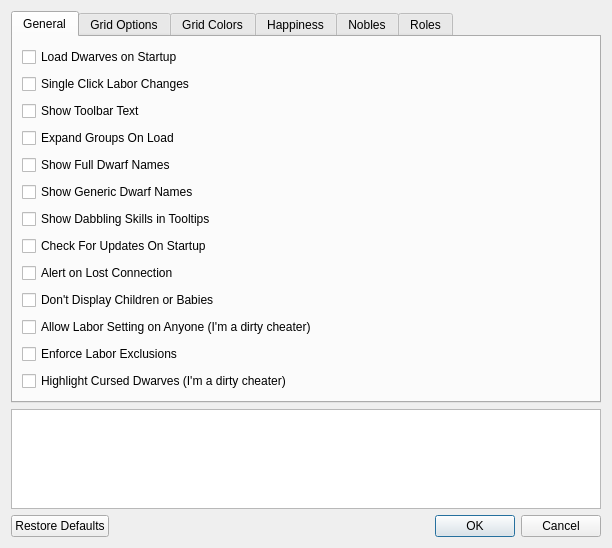
Old version of the form ui/optionsmenu.ui in the repository Dwarf-Therapist/Dwarf-Therapist.
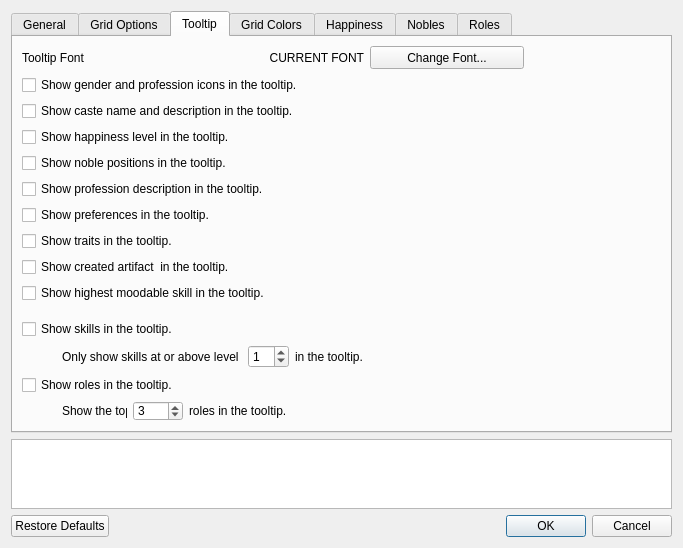
New version of the form. Icons and pictures are not drawn.

Commit message: Interface Changes - the grid now adheres to the cell size/padding set in the options properly - increased the line thickness of the dirty border so it's more visible - updated the group by dropdown to show all items rather than only 10 - added options for global font and global tooltip font

The edit to the form file:
```diff
--- a/ui/optionsmenu.ui
+++ b/ui/optionsmenu.ui
@@ -9,8 +9,8 @@
    <rect>
     <x>0</x>
     <y>0</y>
-    <width>612</width>
-    <height>548</height>
+    <width>683</width>
+    <height>546</height>
    </rect>
   </property>
   <property name="windowTitle">
@@ -20,7 +20,7 @@
    <iconset resource="../images.qrc">
     <normaloff>:/img/color_wheel.png</normaloff>:/img/color_wheel.png</iconset>
   </property>
-  <layout class="QVBoxLayout" name="vbox" stretch="0,0,1">
+  <layout class="QVBoxLayout" name="vbox" stretch="3,1,0">
    <item>
     <widget class="QTabWidget" name="tabWidget">
      <property name="enabled">
@@ -36,7 +36,7 @@
       <enum>QTabWidget::Rounded</enum>
      </property>
      <property name="currentIndex">
-      <number>0</number>
+      <number>2</number>
      </property>
      <property name="iconSize">
       <size>
@@ -146,19 +146,6 @@
          </property>
         </widget>
        </item>
-       <item>
-        <widget class="QCheckBox" name="cb_show_dabbling_in_tooltip">
-         <property name="statusTip">
-          <string>Uncheck this option to hide dabbling skills on dwarf tooltips. &lt;font color=red&gt;&lt;b&gt;Note: this change will not take effect until the next full read of dwarves occurrs!&lt;/font&gt;&lt;/b&gt;</string>
-         </property>
-         <property name="whatsThis">
-          <string>Uncheck this option to hide dabbling skills on dwarf tooltips. &lt;font color=red&gt;&lt;b&gt;Note: this change will not take effect until the next full read of dwarves occurrs!&lt;/font&gt;&lt;/b&gt;</string>
-         </property>
-         <property name="text">
-          <string>Show Dabbling Skills in Tooltips</string>
-         </property>
-        </widget>
-       </item>
        <item>
         <widget class="QCheckBox" name="cb_check_for_updates_on_startup">
          <property name="statusTip">
@@ -244,6 +231,19 @@
          </item>
         </layout>
        </item>
+       <item>
+        <spacer name="verticalSpacer_7">
+         <property name="orientation">
+          <enum>Qt::Vertical</enum>
+         </property>
+         <property name="sizeHint" stdset="0">
+          <size>
+           <width>20</width>
+           <height>40</height>
+          </size>
+         </property>
+        </spacer>
+       </item>
       </layout>
      </widget>
      <widget class="QWidget" name="tab_grid_options">
@@ -668,6 +668,465 @@
        </item>
       </layout>
      </widget>
+     <widget class="QWidget" name="tabTooltip">
+      <attribute name="icon">
+       <iconset resource="../images.qrc">
+        <normaloff>:/img/balloon-box.png</normaloff>:/img/balloon-box.png</iconset>
+      </attribute>
+      <attribute name="title">
+       <string>Tooltip</string>
+      </attribute>
+      <layout class="QVBoxLayout" name="verticalLayout_5">
+       <item>
+        <layout class="QVBoxLayout" name="verticalLayout_4">
+         <item>
+          <layout class="QHBoxLayout" name="horizontalLayout_11">
+           <item>
+            <widget class="QLabel" name="lbl_tooltip_font">
+             <property name="toolTip">
+              <string>Font for all tooltips.</string>
+             </property>
+             <property name="statusTip">
+              <string>Font for all tooltips.</string>
+             </property>
+             <property name="whatsThis">
+              <string>Font for all tooltips.</string>
+             </property>
+             <property name="text">
+              <string>Tooltip Font</string>
+             </property>
+            </widget>
+           </item>
+           <item>
+            <spacer name="horizontalSpacer_14">
+             <property name="orientation">
+              <enum>Qt::Horizontal</enum>
+             </property>
+             <property name="sizeHint" stdset="0">
+              <size>
+               <width>40</width>
+               <height>20</height>
+              </size>
+             </property>
+            </spacer>
+           </item>
+           <item>
+            <widget class="QLabel" name="lbl_current_tooltip">
+             <property name="sizePolicy">
+              <sizepolicy hsizetype="MinimumExpanding" vsizetype="Preferred">
+               <horstretch>0</horstretch>
+               <verstretch>0</verstretch>
+              </sizepolicy>
+             </property>
+             <property name="toolTip">
+              <string>Font for all tooltips.</string>
+             </property>
+             <property name="statusTip">
+              <string>Font for all tooltips.</string>
+             </property>
+             <property name="whatsThis">
+              <string>Font for all tooltips.</string>
+             </property>
+             <property name="text">
+              <string>CURRENT FONT</string>
+             </property>
+             <property name="alignment">
+              <set>Qt::AlignRight|Qt::AlignTrailing|Qt::AlignVCenter</set>
+             </property>
+            </widget>
+           </item>
+           <item>
+            <widget class="QPushButton" name="btn_change_tooltip_font">
+             <property name="minimumSize">
+              <size>
+               <width>154</width>
+               <height>23</height>
+              </size>
+             </property>
+             <property name="maximumSize">
+              <size>
+               <width>154</width>
+               <height>16777215</height>
+              </size>
+             </property>
+             <property name="toolTip">
+              <string>Font for all tooltips.</string>
+             </property>
+             <property name="statusTip">
+              <string>Font for all tooltips.</string>
+             </property>
+             <property name="whatsThis">
+              <string>Font for all tooltips.</string>
+             </property>
+             <property name="text">
+              <string>Change Font...</string>
+             </property>
+            </widget>
+           </item>
+           <item>
+            <spacer name="horizontalSpacer_15">
+             <property name="orientation">
+              <enum>Qt::Horizontal</enum>
+             </property>
+             <property name="sizeHint" stdset="0">
+              <size>
+               <width>40</width>
+               <height>20</height>
+              </size>
+             </property>
+            </spacer>
+           </item>
+          </layout>
+         </item>
+         <item>
+          <widget class="QCheckBox" name="chk_show_icons">
+           <property name="statusTip">
+            <string>When checked shows icons to either side of the name indication gender and profession.</string>
+           </property>
+           <property name="whatsThis">
+            <string>When checked shows icons to either side of the name indication gender and profession.</string>
+           </property>
+           <property name="text">
+            <string>Show gender and profession icons in the tooltip.</string>
+           </property>
+          </widget>
+         </item>
+         <item>
+          <widget class="QCheckBox" name="chk_show_caste">
+           <property name="statusTip">
+            <string>When checked shows the name of the caste and the caste's description. Especially useful with mods.</string>
+           </property>
+           <property name="whatsThis">
+            <string>When checked shows the name of the caste and the caste's description. Especially useful with mods.</string>
+           </property>
+           <property name="text">
+            <string>Show caste name and description in the tooltip.</string>
+           </property>
+          </widget>
+         </item>
+         <item>
+          <widget class="QCheckBox" name="chk_show_happiness">
+           <property name="statusTip">
+            <string>When checked shows the happiness description and raw level.</string>
+           </property>
+           <property name="whatsThis">
+            <string>When checked shows the happiness description and raw level.</string>
+           </property>
+           <property name="text">
+            <string>Show happiness level in the tooltip.</string>
+           </property>
+          </widget>
+         </item>
+         <item>
+          <widget class="QCheckBox" name="chk_show_noble">
+           <property name="statusTip">
+            <string>When checked lists all noble positions held.</string>
+           </property>
+           <property name="whatsThis">
+            <string>When checked lists all noble positions held.</string>
+           </property>
+           <property name="text">
+            <string>Show noble positions in the tooltip.</string>
+           </property>
+          </widget>
+         </item>
+         <item>
+          <widget class="QCheckBox" name="chk_show_prof">
+           <property name="statusTip">
+            <string>When checked, shows a description of the dwarf's profession.</string>
+           </property>
+           <property name="whatsThis">
+            <string>When checked, shows a description of the dwarf's profession.</string>
+           </property>
+           <property name="text">
+            <string>Show profession description in the tooltip.</string>
+           </property>
+          </widget>
+         </item>
+         <item>
+          <widget class="QCheckBox" name="chk_show_prefs">
+           <property name="statusTip">
+            <string>When checked shows a list of likes and dislikes.</string>
+           </property>
+           <property name="whatsThis">
+            <string>When checked shows a list of likes and dislikes.</string>
+           </property>
+           <property name="text">
+            <string>Show preferences in the tooltip.</string>
+           </property>
+          </widget>
+         </item>
+         <item>
+          <widget class="QCheckBox" name="chk_show_traits">
+           <property name="statusTip">
+            <string>When checked shows a list of traits.</string>
+           </property>
+           <property name="whatsThis">
+            <string>When checked shows a list of traits.</string>
+           </property>
+           <property name="text">
+            <string>Show traits in the tooltip.</string>
+           </property>
+          </widget>
+         </item>
+         <item>
+          <widget class="QCheckBox" name="chk_show_artifact">
+           <property name="statusTip">
+            <string>When checked, shows the translated name of the created artifact.</string>
+           </property>
+           <property name="text">
+            <string>Show created artifact  in the tooltip.</string>
+           </property>
+          </widget>
+         </item>
+         <item>
+          <widget class="QCheckBox" name="chk_show_highest_mood">
+           <property name="statusTip">
+            <string>When checked, shows the highest moodable skill in the tooltip.</string>
+           </property>
+           <property name="text">
+            <string>Show highest moodable skill in the tooltip.</string>
+           </property>
+          </widget>
+         </item>
+         <item>
+          <spacer name="verticalSpacer_3">
+           <property name="orientation">
+            <enum>Qt::Vertical</enum>
+           </property>
+           <property name="sizeType">
+            <enum>QSizePolicy::Fixed</enum>
+           </property>
+           <property name="sizeHint" stdset="0">
+            <size>
+             <width>20</width>
+             <height>10</height>
+            </size>
+           </property>
+          </spacer>
+         </item>
+         <item>
+          <widget class="QCheckBox" name="chk_show_skills">
+           <property name="statusTip">
+            <string>When checked shows a list of skills, limited by the option below.</string>
+           </property>
+           <property name="whatsThis">
+            <string>When checked shows a list of skills, limited by the option below.</string>
+           </property>
+           <property name="text">
+            <string>Show skills in the tooltip.</string>
+           </property>
+          </widget>
+         </item>
+         <item>
+          <layout class="QHBoxLayout" name="horizontalLayout_20">
+           <item>
+            <spacer name="horizontalSpacer_13">
+             <property name="orientation">
+              <enum>Qt::Horizontal</enum>
+             </property>
+             <property name="sizeType">
+              <enum>QSizePolicy::Fixed</enum>
+             </property>
+             <property name="sizeHint" stdset="0">
+              <size>
+               <width>40</width>
+               <height>20</height>
+              </size>
+             </property>
+            </spacer>
+           </item>
+           <item>
+            <widget class="QLabel" name="lbl_max_tooltip_skills_2">
+             <property name="statusTip">
+              <string>Only show skills of this level or higher in the tooltip.</string>
+             </property>
+             <property name="whatsThis">
+              <string>Only show skills of this level or higher in the tooltip.</string>
+             </property>
+             <property name="text">
+              <string>Only show skills at or above level </string>
+             </property>
+            </widget>
+           </item>
+           <item>
+            <widget class="QSpinBox" name="sb_min_skill_level">
+             <property name="statusTip">
+              <string extracomment="Only show skills of this level or higher in the tooltip.">Only show skills of this level or higher in the tooltip.</string>
+             </property>
+             <property name="minimum">
+              <number>0</number>
+             </property>
+             <property name="maximum">
+              <number>20</number>
+             </property>
+             <property name="value">
+              <number>1</number>
+             </property>
+            </widget>
+           </item>
+           <item>
+            <widget class="QLabel" name="label_6">
+             <property name="text">
+              <string>in the tooltip.</string>
+             </property>
+            </widget>
+           </item>
+           <item>
+            <spacer name="horizontalSpacer_10">
+             <property name="orientation">
+              <enum>Qt::Horizontal</enum>
+             </property>
+             <property name="sizeHint" stdset="0">
+              <size>
+               <width>40</width>
+               <height>20</height>
+              </size>
+             </property>
+            </spacer>
+           </item>
+          </layout>
+         </item>
+         <item>
+          <spacer name="verticalSpacer_4">
+           <property name="orientation">
+            <enum>Qt::Vertical</enum>
+           </property>
+           <property name="sizeType">
+            <enum>QSizePolicy::Expanding</enum>
+           </property>
+           <property name="sizeHint" stdset="0">
+            <size>
+             <width>20</width>
+             <height>40</height>
+            </size>
+           </property>
+          </spacer>
+         </item>
+         <item>
+          <widget class="QCheckBox" name="chk_show_roles">
+           <property name="statusTip">
+            <string extracomment="When checked shows a list of roles and their respective ratings.">When checked shows a list of roles and their respective ratings.</string>
+           </property>
+           <property name="text">
+            <string>Show roles in the tooltip.</string>
+           </property>
+          </widget>
+         </item>
+         <item>
+          <layout class="QHBoxLayout" name="horizontalLayout_10">
+           <item>
+            <spacer name="horizontalSpacer_12">
+             <property name="orientation">
+              <enum>Qt::Horizontal</enum>
+             </property>
+             <property name="sizeType">
+              <enum>QSizePolicy::Fixed</enum>
+             </property>
+             <property name="sizeHint" stdset="0">
+              <size>
+               <width>40</width>
+               <height>20</height>
+              </size>
+             </property>
+            </spacer>
+           </item>
+           <item>
+            <widget class="QLabel" name="label_5">
+             <property name="maximumSize">
+              <size>
+               <width>65</width>
+               <height>20</height>
+              </size>
+             </property>
+             <property name="text">
+              <string>Show the top</string>
+             </property>
+            </widget>
+           </item>
+           <item>
+            <widget class="QSpinBox" name="sb_roles_tooltip">
+             <property name="maximumSize">
+              <size>
+               <width>50</width>
+               <height>20</height>
+              </size>
+             </property>
+             <property name="statusTip">
+              <string extracomment="Sets the maximum amount of roles to list in the tooltip, sorted by rating.">Sets the maximum amount of roles to list in the tooltip, sorted by rating.</string>
+             </property>
+             <property name="minimum">
+              <number>1</number>
+             </property>
+             <property name="maximum">
+              <number>10</number>
+             </property>
+             <property name="value">
+              <number>3</number>
+             </property>
+            </widget>
+           </item>
+           <item>
+            <widget class="QLabel" name="lbl_tooltip_roles">
+             <property name="maximumSize">
+              <size>
+               <width>16777215</width>
+               <height>16777215</height>
+              </size>
+             </property>
+             <property name="text">
+              <string>roles in the tooltip.</string>
+             </property>
+            </widget>
+           </item>
+           <item>
+            <widget class="QLabel" name="lbl_tooltip_roles_max">
+             <property name="maximumSize">
+              <size>
+               <width>16777215</width>
+               <height>16777215</height>
+              </size>
+             </property>
+             <property name="text">
+              <string/>
+             </property>
+            </widget>
+           </item>
+           <item>
+            <spacer name="spacer_attribute_3">
+             <property name="orientation">
+              <enum>Qt::Horizontal</enum>
+             </property>
+             <property name="sizeType">
+              <enum>QSizePolicy::Fixed</enum>
+             </property>
+             <property name="sizeHint" stdset="0">
+              <size>
+               <width>90</width>
+               <height>20</height>
+              </size>
+             </property>
+            </spacer>
+           </item>
+          </layout>
+         </item>
+         <item>
+          <spacer name="verticalSpacer_5">
+           <property name="orientation">
+            <enum>Qt::Vertical</enum>
+           </property>
+           <property name="sizeHint" stdset="0">
+            <size>
+             <width>20</width>
+             <height>40</height>
+            </size>
+           </property>
+          </spacer>
+         </item>
+        </layout>
+       </item>
+      </layout>
+     </widget>
      <widget class="QWidget" name="tab_grid_colors">
       <attribute name="icon">
        <iconset resource="../images.qrc">
@@ -1002,103 +1461,9 @@
          </spacer>
         </item>
         <item>
-         <layout class="QHBoxLayout" name="horizontalLayout_10">
+          <layout class="QHBoxLayout" name="hLayoutRoleTooltip">
           <item>
-           <spacer name="spacer_attribute">
-            <property name="orientation">
-             <enum>Qt::Horizontal</enum>
-            </property>
-            <property name="sizeType">
-             <enum>QSizePolicy::Fixed</enum>
-            </property>
-            <property name="sizeHint" stdset="0">
-             <size>
-              <width>80</width>
-              <height>20</height>
-             </size>
-            </property>
-           </spacer>
-          </item>
-          <item>
-           <widget class="QLabel" name="label_5">
-            <property name="maximumSize">
-             <size>
-              <width>65</width>
-              <height>20</height>
-             </size>
-            </property>
-            <property name="text">
-             <string>Show the top</string>
-            </property>
-           </widget>
-          </item>
-          <item>
-           <widget class="QSpinBox" name="sb_roles_tooltip">
-            <property name="maximumSize">
-             <size>
-              <width>50</width>
-              <height>20</height>
-             </size>
-            </property>
-            <property name="minimum">
-             <number>1</number>
-            </property>
-            <property name="maximum">
-             <number>10</number>
-            </property>
-            <property name="value">
-             <number>3</number>
-            </property>
-           </widget>
-          </item>
-          <item>
-           <widget class="QLabel" name="lbl_tooltip_roles">
-            <property name="maximumSize">
-             <size>
-              <width>16777215</width>
-              <height>16777215</height>
-             </size>
-            </property>
-            <property name="text">
-             <string>roles in the tooltip.</string>
-            </property>
-           </widget>
-          </item>
-          <item>
-           <widget class="QLabel" name="lbl_tooltip_roles_max">
-            <property name="maximumSize">
-             <size>
-              <width>16777215</width>
-              <height>16777215</height>
-             </size>
-            </property>
-            <property name="text">
-             <string/>
-            </property>
-           </widget>
-          </item>
-          <item>
-           <spacer name="spacer_attribute_3">
-            <property name="orientation">
-             <enum>Qt::Horizontal</enum>
-            </property>
-            <property name="sizeType">
-             <enum>QSizePolicy::Fixed</enum>
-            </property>
-            <property name="sizeHint" stdset="0">
-             <size>
-              <width>90</width>
-              <height>20</height>
-             </size>
-            </property>
-           </spacer>
-          </item>
-         </layout>
-        </item>
-        <item>
-         <layout class="QHBoxLayout" name="horizontalLayout_11">
-          <item>
-           <spacer name="spacer_attribute_2">
+            <spacer name="horizontalSpacer_11">
             <property name="orientation">
              <enum>Qt::Horizontal</enum>
             </property>
```
Left out of the diff: 271 changed lines with no effect on the pictures. Lines whose indentation alone changed are shown as unchanged. The commit also changes 231 other files.
